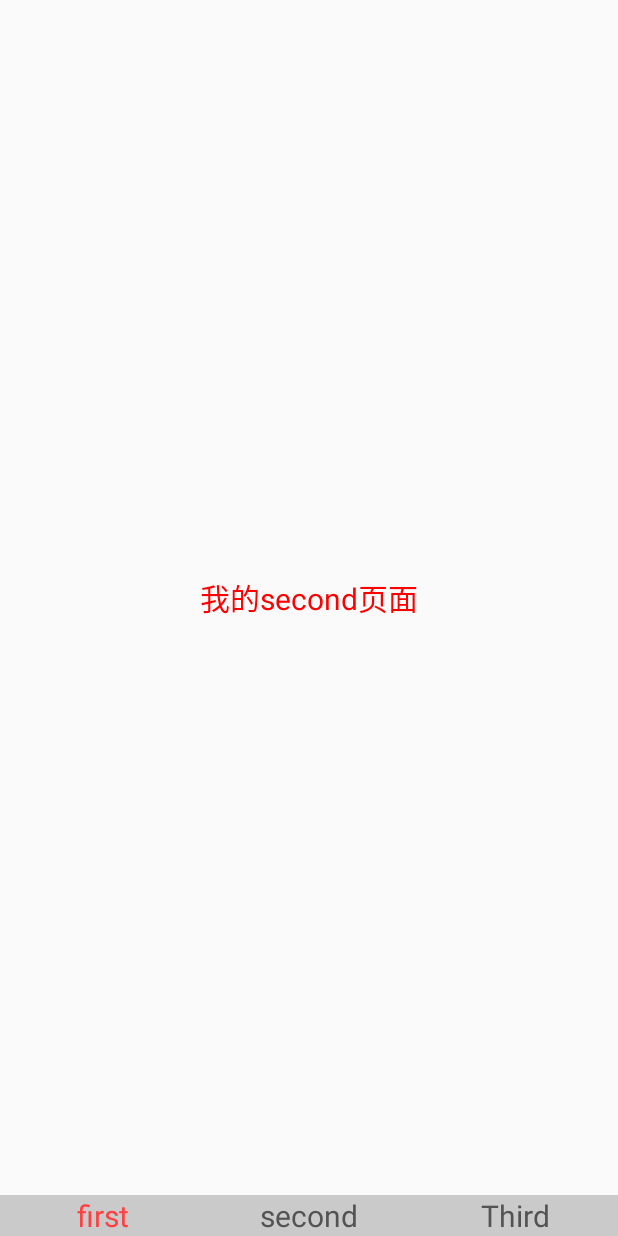
After one commit to hejian65644955/MyHomeWork, an Android app: the fragment SecondFragment placed in its activity, on a phone screen of 412 x 824 dp. The commit adds this screen. Run offline under Robolectric (Android 15) with nearby library versions, the phone set to English and light mode, and no system bars; our stand-ins replace ButterKnife.

Commit message:
fragment的切换

```diff
--- a/app/build.gradle
+++ b/app/build.gradle
@@ -20,10 +20,11 @@ android {
 }
 
 dependencies {
-    compile fileTree(dir: 'libs', include: ['*.jar'])
+    compile fileTree(include: ['*.jar'], dir: 'libs')
     androidTestCompile('com.android.support.test.espresso:espresso-core:2.2.2', {
         exclude group: 'com.android.support', module: 'support-annotations'
     })
     compile 'com.android.support:appcompat-v7:25.1.0'
     testCompile 'junit:junit:4.12'
+    compile 'com.jakewharton:butterknife:5.1.1'
 }
--- a/app/src/main/java/android/hejian/com/myhomework/MainActivity.java
+++ b/app/src/main/java/android/hejian/com/myhomework/MainActivity.java
@@ -1,16 +1,95 @@
 package android.hejian.com.myhomework;
 
+import android.hejian.com.myhomework.fragment.BaseFragment;
+import android.hejian.com.myhomework.fragment.FirstFragment;
+import android.hejian.com.myhomework.fragment.SecondFragment;
+import android.hejian.com.myhomework.fragment.ThirdFragment;
 import android.os.Bundle;
+import android.support.v4.app.FragmentTransaction;
 import android.support.v7.app.AppCompatActivity;
+import android.widget.FrameLayout;
+import android.widget.RadioGroup;
+
+import java.util.ArrayList;
+
+import butterknife.ButterKnife;
+import butterknife.InjectView;
 
 public class MainActivity extends AppCompatActivity {
 
 
+    @InjectView(R.id.fl_main)
+    FrameLayout flMain;
+    RadioGroup rgMain;
+    private ArrayList<BaseFragment> fragments;
+    //记录点击位置
+    private int position;
+    //记录缓存页面
+    private BaseFragment tempFragment;
 
     @Override
     protected void onCreate(Bundle savedInstanceState) {
         super.onCreate(savedInstanceState);
         setContentView(R.layout.activity_main);
+        ButterKnife.inject(this);
+        rgMain = (RadioGroup) findViewById(R.id.rg_main);
+        initFragment();
+        initListener();
+
+
+    }
+
+    private void initListener() {
+        rgMain.setOnCheckedChangeListener(new RadioGroup.OnCheckedChangeListener() {
+            @Override
+            public void onCheckedChanged(RadioGroup group, int checkedId) {
+                switch (checkedId) {
+                    case R.id.rb_first:
+                        position = 0;
+                        break;
+                    case R.id.rb_second:
+                        position = 1;
+                        break;
+                    case R.id.rb_third:
+                        position = 2;
+                        break;
+                }
+                //切换到对应的fragment
+                BaseFragment currentFragment = fragments.get(position);
+                switchFragment(currentFragment);
+            }
+        });
+        rgMain.check(R.id.rb_first);
+
+
+    }
+
+    private void switchFragment(BaseFragment currentFragment) {
+
+        if (currentFragment != tempFragment) {
+            FragmentTransaction ft = getSupportFragmentManager().beginTransaction();
+            if (currentFragment.isAdded()) {
+                if (tempFragment != null) {
+                    ft.hide(tempFragment);
+                }
+                ft.show(currentFragment);
+            } else {
+                if (tempFragment != null) {
+                    ft.hide(tempFragment);
+                }
+                ft.add(R.id.fl_main, currentFragment);
+            }
+            ft.commit();
+            tempFragment = currentFragment;
+
+        }
+    }
+
+    private void initFragment() {
+        fragments = new ArrayList<>();
+        fragments.add(new FirstFragment());
+        fragments.add(new SecondFragment());
+        fragments.add(new ThirdFragment());
     }
 
 }
--- /dev/null
+++ b/app/src/main/java/android/hejian/com/myhomework/fragment/BaseFragment.java
@@ -0,0 +1,40 @@
+package android.hejian.com.myhomework.fragment;
+
+import android.content.Context;
+import android.os.Bundle;
+import android.support.annotation.Nullable;
+import android.support.v4.app.Fragment;
+import android.view.LayoutInflater;
+import android.view.View;
+import android.view.ViewGroup;
+
+/**
+ * Created by 何健 on 2017/3/9.
+ */
+
+public abstract class BaseFragment extends Fragment {
+
+    public Context mContext;
+
+    @Override
+    public void onCreate(@Nullable Bundle savedInstanceState) {
+        super.onCreate(savedInstanceState);
+        this.mContext =getActivity();
+    }
+
+    @Nullable
+    @Override
+    public View onCreateView(LayoutInflater inflater, @Nullable ViewGroup container, @Nullable Bundle savedInstanceState) {
+        return initView();
+    }
+
+    public abstract View initView();
+
+    @Override
+    public void onActivityCreated(@Nullable Bundle savedInstanceState) {
+        super.onActivityCreated(savedInstanceState);
+        initData();
+    }
+
+    protected  void initData(){}
+}
--- /dev/null
+++ b/app/src/main/java/android/hejian/com/myhomework/fragment/FirstFragment.java
@@ -0,0 +1,22 @@
+package android.hejian.com.myhomework.fragment;
+
+import android.hejian.com.myhomework.R;
+import android.view.View;
+
+/**
+ * Created by 何健 on 2017/3/9.
+ */
+
+public class FirstFragment extends BaseFragment {
+
+    @Override
+    public View initView() {
+        View view =View.inflate(mContext, R.layout.fragment_frist,null);
+        return view;
+    }
+
+    @Override
+    protected void initData() {
+        super.initData();
+    }
+}
--- /dev/null
+++ b/app/src/main/java/android/hejian/com/myhomework/fragment/SecondFragment.java
@@ -0,0 +1,29 @@
+package android.hejian.com.myhomework.fragment;
+
+import android.graphics.Color;
+import android.view.Gravity;
+import android.view.View;
+import android.widget.TextView;
+
+/**
+ * Created by 何健 on 2017/3/9.
+ */
+
+public class SecondFragment extends BaseFragment {
+
+    private TextView textView;
+    @Override
+    public View initView() {
+        textView=new TextView(mContext);
+        textView.setTextColor(Color.RED);
+        textView.setGravity(Gravity.CENTER);
+        textView.setTextSize(20);
+        return textView;
+    }
+
+    @Override
+    protected void initData() {
+        super.initData();
+        textView.setText("我的second页面");
+    }
+}
--- /dev/null
+++ b/app/src/main/res/drawable/bottom_button_text_selector.xml
@@ -0,0 +1,5 @@
+<?xml version="1.0" encoding="utf-8"?>
+<selector xmlns:android="http://schemas.android.com/apk/res/android">
+    <item android:color="#535353" android:state_checked="false"></item>
+    <item android:color="#ff4040" android:state_checked="true"></item>
+</selector>
--- /dev/null
+++ b/app/src/main/res/drawable/first_button_selector.xml
@@ -0,0 +1,6 @@
+<?xml version="1.0" encoding="utf-8"?>
+<selector xmlns:android="http://schemas.android.com/apk/res/android">
+    <item android:state_checked="false" android:color="#99ff0000"/>
+    <item android:state_checked="true" android:color="#9900ff00"/>
+
+</selector>
--- /dev/null
+++ b/app/src/main/res/drawable/second_button_selector.xml
@@ -0,0 +1,6 @@
+<?xml version="1.0" encoding="utf-8"?>
+<selector xmlns:android="http://schemas.android.com/apk/res/android">
+    <item android:state_checked="false" android:color="#99ff0000"/>
+    <item android:state_checked="true" android:color="#9900ff00"/>
+
+</selector>
--- /dev/null
+++ b/app/src/main/res/drawable/third_button_selector.xml
@@ -0,0 +1,6 @@
+<?xml version="1.0" encoding="utf-8"?>
+<selector xmlns:android="http://schemas.android.com/apk/res/android">
+    <item android:state_checked="false" android:color="#99ff0000"/>
+    <item android:state_checked="true" android:color="#9900ff00"/>
+
+</selector>
--- a/app/src/main/res/layout/activity_main.xml
+++ b/app/src/main/res/layout/activity_main.xml
@@ -1,17 +1,44 @@
 <?xml version="1.0" encoding="utf-8"?>
-<RelativeLayout xmlns:android="http://schemas.android.com/apk/res/android"
+<LinearLayout xmlns:android="http://schemas.android.com/apk/res/android"
     xmlns:tools="http://schemas.android.com/tools"
     android:id="@+id/activity_main"
     android:layout_width="match_parent"
     android:layout_height="match_parent"
-    android:paddingBottom="@dimen/activity_vertical_margin"
-    android:paddingLeft="@dimen/activity_horizontal_margin"
-    android:paddingRight="@dimen/activity_horizontal_margin"
-    android:paddingTop="@dimen/activity_vertical_margin"
+    android:orientation="vertical"
     tools:context="android.hejian.com.myhomework.MainActivity">
 
-    <TextView
-        android:layout_width="wrap_content"
-        android:layout_height="wrap_content"
-        android:text="Hello World!" />
-</RelativeLayout>
+    <FrameLayout
+        android:id="@+id/fl_main"
+        android:layout_weight="1"
+        android:layout_width="match_parent"
+        android:layout_height="0dp"/>
+
+
+    <RadioGroup
+        android:id="@+id/rg_main"
+        android:orientation="horizontal"
+        android:layout_width="match_parent"
+        android:background="#44444444"
+        android:layout_height="wrap_content">
+
+
+        <RadioButton
+            android:id="@+id/rb_first"
+            style="@style/MainButtonStyle"
+            android:text="first" />
+
+        <RadioButton
+            android:id="@+id/rb_second"
+            style="@style/MainButtonStyle"
+            android:text="second" />
+
+        <RadioButton
+            android:id="@+id/rb_third"
+            style="@style/MainButtonStyle"
+            android:text="Third" />
+
+    </RadioGroup>
+
+
+
+</LinearLayout>
--- /dev/null
+++ b/app/src/main/res/layout/fragment_frist.xml
@@ -0,0 +1,6 @@
+<?xml version="1.0" encoding="utf-8"?>
+<LinearLayout xmlns:android="http://schemas.android.com/apk/res/android"
+    android:orientation="vertical" android:layout_width="match_parent"
+    android:layout_height="match_parent">
+
+</LinearLayout>
--- a/app/src/main/res/values/styles.xml
+++ b/app/src/main/res/values/styles.xml
@@ -1,11 +1,23 @@
 <resources>
 
     <!-- Base application theme. -->
-    <style name="AppTheme" parent="Theme.AppCompat.Light.DarkActionBar">
+    <style name="AppTheme" parent="Theme.AppCompat.Light.NoActionBar">
         <!-- Customize your theme here. -->
         <item name="colorPrimary">@color/colorPrimary</item>
         <item name="colorPrimaryDark">@color/colorPrimaryDark</item>
         <item name="colorAccent">@color/colorAccent</item>
     </style>
 
+
+    <style name="MainButtonStyle">
+        <!-- Customize your theme here. -->
+        <item name="android:layout_width">0dp</item>
+        <item name="android:layout_height">wrap_content</item>
+        <item name="android:layout_weight">1</item>
+        <item name="android:button">@null</item>
+        <!--   <item name="android:drawablePadding">3dp</item>-->
+        <item name="android:textColor">@drawable/bottom_button_text_selector</item>
+        <item name="android:textSize">20sp</item>
+        <item name="android:gravity">center</item>
+    </style>
 </resources>
```
Also changed, not shown: app/src/main/java/android/hejian/com/myhomework/fragment/ThirdFragment.java (added, +29 -0 lines), app/src/main/res/layout/activity_welcome.xml (+1 -7 lines), app/src/main/res/drawable-hdpi/timg.jpg (added).
